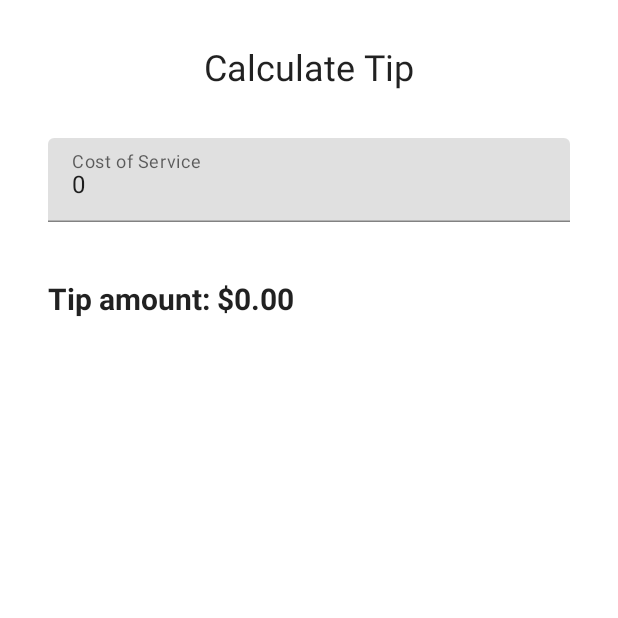
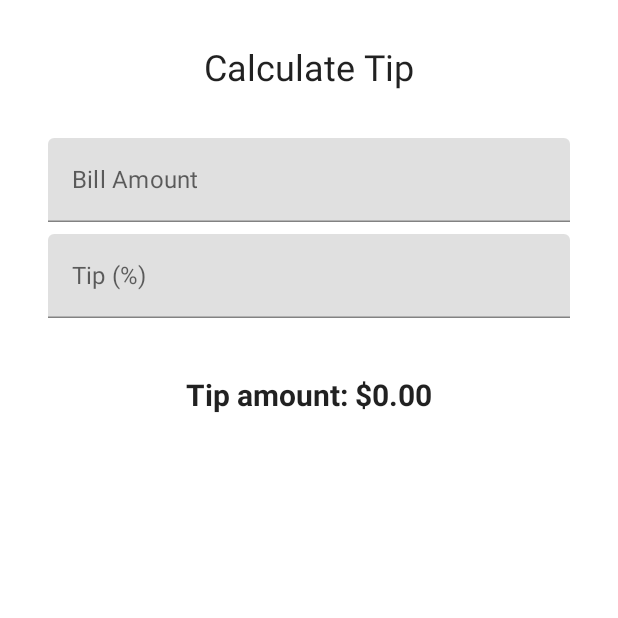
Before and after one commit to MinhQuan992/tip-time, an Android app built with Jetpack Compose: the screen it shows after launch (MainActivity), on a phone screen of 412 x 824 dp, the top half of it. Run offline under Robolectric (Android 15) with nearby library versions, the phone set to English and light mode, and no system bars.

Commit message:
allow users to input tip percent

```diff
--- a/app/src/main/java/com/example/tiptime/MainActivity.kt
+++ b/app/src/main/java/com/example/tiptime/MainActivity.kt
@@ -11,11 +11,11 @@ import androidx.compose.runtime.*
 import androidx.compose.ui.Alignment
 import androidx.compose.ui.Modifier
 import androidx.compose.ui.res.stringResource
+import androidx.compose.ui.text.font.FontWeight
 import androidx.compose.ui.tooling.preview.Preview
 import androidx.compose.ui.unit.dp
 import androidx.compose.ui.unit.sp
 import com.example.tiptime.ui.component.EditNumberField
-import com.example.tiptime.ui.component.TipAmountText
 import com.example.tiptime.ui.component.calculateTip
 import com.example.tiptime.ui.theme.TipTimeTheme
 
@@ -43,10 +43,15 @@ fun TipTimeScreen() {
         verticalArrangement = Arrangement.spacedBy(8.dp)
     ) {
         var amountInput by remember {
-            mutableStateOf("0")
+            mutableStateOf("")
         }
+        var tipInput by remember {
+            mutableStateOf("")
+        }
+
         val amount = amountInput.toDoubleOrNull() ?: 0.0
-        val tip = calculateTip(amount)
+        val tipPercent = tipInput.toDoubleOrNull() ?: 0.0
+        val tip = calculateTip(amount, tipPercent)
 
         Text(
             text = stringResource(id = R.string.calculate_tip),
@@ -54,9 +59,21 @@ fun TipTimeScreen() {
             modifier = Modifier.align(Alignment.CenterHorizontally)
         )
         Spacer(modifier = Modifier.height(16.dp))
-        EditNumberField(amountInput) { amountInput = it }
+        EditNumberField(
+            label = R.string.bill_amount,
+            value = amountInput,
+            onValueChange = { amountInput = it })
+        EditNumberField(
+            label = R.string.how_was_the_service,
+            value = tipInput,
+            onValueChange = { tipInput = it })
         Spacer(Modifier.height(24.dp))
-        TipAmountText(tip = tip)
+        Text(
+            text = stringResource(R.string.tip_amount, tip),
+            fontSize = 20.sp,
+            fontWeight = FontWeight.Bold,
+            modifier = Modifier.align(Alignment.CenterHorizontally)
+        )
     }
 }
 
--- a/app/src/main/java/com/example/tiptime/ui/component/EditNumberField.kt
+++ b/app/src/main/java/com/example/tiptime/ui/component/EditNumberField.kt
@@ -1,25 +1,27 @@
 package com.example.tiptime.ui.component
 
+import androidx.annotation.StringRes
 import androidx.compose.foundation.layout.fillMaxWidth
 import androidx.compose.foundation.text.KeyboardOptions
 import androidx.compose.material.Text
 import androidx.compose.material.TextField
-import androidx.compose.runtime.*
+import androidx.compose.runtime.Composable
 import androidx.compose.ui.Modifier
 import androidx.compose.ui.res.stringResource
 import androidx.compose.ui.text.input.KeyboardType
-import com.example.tiptime.R
 import java.text.NumberFormat
 
 @Composable
 fun EditNumberField(
+    @StringRes label: Int,
     value: String,
-    onValueChange: (String) -> Unit
+    onValueChange: (String) -> Unit,
+    modifier: Modifier = Modifier
 ) {
     TextField(
         value = value,
         onValueChange = onValueChange,
-        label = { Text(text = stringResource(id = R.string.cost_of_service)) },
+        label = { Text(text = stringResource(id = label)) },
         modifier = Modifier.fillMaxWidth(),
         singleLine = true,
         keyboardOptions = KeyboardOptions(keyboardType = KeyboardType.Number)
--- a/app/src/main/java/com/example/tiptime/ui/component/TipAmountText.kt
+++ /dev/null
@@ -1,17 +0,0 @@
-package com.example.tiptime.ui.component
-
-import androidx.compose.material.Text
-import androidx.compose.runtime.Composable
-import androidx.compose.ui.res.stringResource
-import androidx.compose.ui.text.font.FontWeight
-import androidx.compose.ui.unit.sp
-import com.example.tiptime.R
-
-@Composable
-fun TipAmountText(tip: String) {
-    Text(
-        text = stringResource(R.string.tip_amount, tip),
-        fontSize = 20.sp,
-        fontWeight = FontWeight.Bold
-    )
-}
--- a/app/src/main/res/values/strings.xml
+++ b/app/src/main/res/values/strings.xml
@@ -1,6 +1,7 @@
 <resources>
     <string name="app_name">Tip Time</string>
     <string name="calculate_tip">Calculate Tip</string>
-    <string name="cost_of_service">Cost of Service</string>
+    <string name="bill_amount">Bill Amount</string>
+    <string name="how_was_the_service">Tip (%)</string>
     <string name="tip_amount">Tip amount: %s</string>
 </resources>
```
